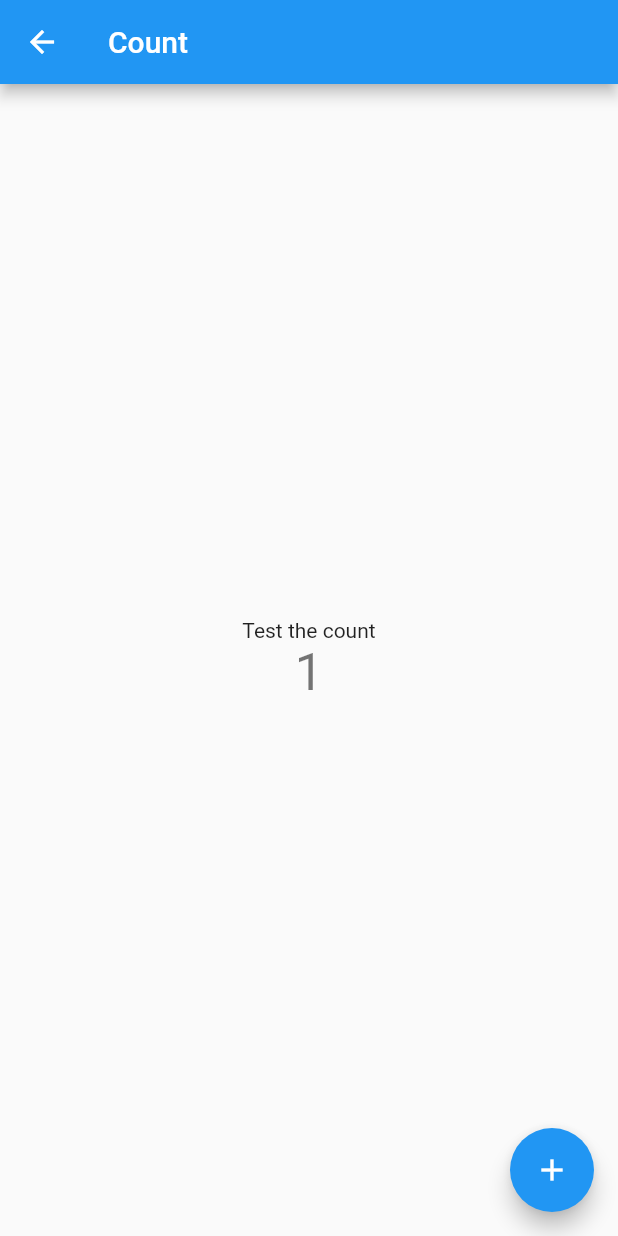
After one commit to lirunkai/flutter_base, a Flutter app: the Count screen opened by its route, after a tap on the "add" icon, on a phone screen of 412 x 824 dp. The commit adds this screen. Run offline on Flutter 3.47's test engine with Material 2 defaults, Android fonts, the phone set to English and light mode, and no system bars; missing offline and left inert: common_utils.

Commit message:
add count

```diff
--- a/lib/main.dart
+++ b/lib/main.dart
@@ -18,6 +18,7 @@ import 'package:flutter_base/element/text.dart';
 // wrap
 import 'package:flutter_base/wrap/card.dart';
 import 'package:flutter_base/wrap/scaffold.dart';
+import 'package:flutter_base/wrap/scaffoldDemo2.dart';
 
 void main() => runApp(MyApp());
 
@@ -44,7 +45,8 @@ class MyApp extends StatelessWidget {
         'animatedIconPage': (context) => AnimatedIconPage(),
         'animatedList': (context) => AnimatedListPage(),
         'safeArea': (context) => SafeAreaDemo(),
-        'animatedSwitch': (context) => AnimatedSwitcherPage()
+        'animatedSwitch': (context) => AnimatedSwitcherPage(),
+        'count': (ccontext) => Count()
       }
     );
   }
@@ -61,7 +63,10 @@ class MyHomePage extends StatefulWidget {
 }
 
 class _MyHomePageState extends State<MyHomePage> {
-  final List<String> demos = <String>['scaffoldDemo', 'textDemo', 'scaffoldDemo', 'HeroPage', 'LogoApp', 'animatedContainer'];
+  final List<String> demos = <String>[
+    'scaffoldDemo', 'textDemo', 'scaffoldDemo', 'HeroPage', 'LogoApp', 'animatedContainer',
+    'count'
+  ];
   @override
   Widget build(BuildContext context) {
     screenWidth = MediaQuery.of(context).size.width;
--- /dev/null
+++ b/lib/wrap/scaffoldDemo2.dart
@@ -0,0 +1,44 @@
+import 'package:flutter/material.dart';
+
+class Count extends StatefulWidget {
+  @override
+  _CountState createState() => _CountState();
+}
+
+class _CountState extends State<Count> {
+  int _count = 0;
+
+  void _incrementCount() {
+    setState(() {
+      _count ++;
+    });
+  }
+
+  @override
+  Widget build(BuildContext context) {
+    return new Scaffold(
+        appBar: new AppBar(
+          title: new Text('Count'),
+        ),
+        body: new Center(
+          child: new Column(
+            mainAxisAlignment: MainAxisAlignment.center,
+            children: <Widget>[
+              new Text(
+                'Test the count'
+              ),
+              new Text(
+                '$_count',
+                style: Theme.of(context).textTheme.display1
+              )
+            ],
+          ),
+        ),
+        floatingActionButton: new FloatingActionButton(
+          onPressed: _incrementCount,
+          tooltip: 'increment',
+          child: new Icon(Icons.add),
+        ),
+    );
+  }
+}
```
